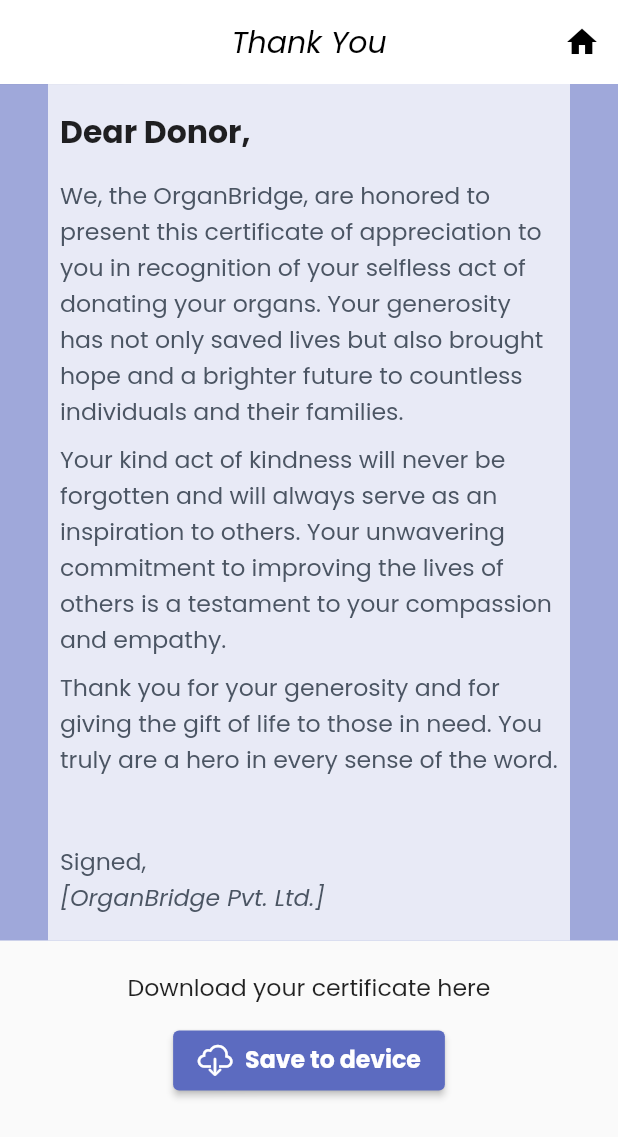
After one commit to Surajpatra700/OrganBridge, a Flutter app: the CertificatePage screen opened directly, on a phone screen of 412 x 824 dp. The commit adds this screen. Shown: the top 1137 px of the screen. Run offline on Flutter 3.47's test engine with Material 2 defaults, Android fonts, the light colour scheme and no system bars; our stand-ins replace animated_text_kit, firebase_auth, firebase_core, firebase_database, fluttertoast, google_fonts and 2 more; missing offline and left inert: razorpay_flutter; accounts and stored records are empty.

Commit message:
third commit

```diff
--- a/lib/homepage/donation.dart
+++ b/lib/homepage/donation.dart
@@ -1,6 +1,7 @@
 // ignore_for_file: prefer_const_constructors, sort_child_properties_last
 
 import 'package:flutter/material.dart';
+import 'package:organ_bridge_project/screens/donation_screen.dart';
 import 'package:velocity_x/velocity_x.dart';
 
 //import 'number_input_form.dart';
@@ -30,7 +31,7 @@
                   width: 200,
                   child: TextButton(
                       onPressed: () {
-                        //Navigator.push(context, MaterialPageRoute(builder: ((context) => DonationScreen())));
+                        Navigator.push(context, MaterialPageRoute(builder: ((context) => DonationScreen())));
                       },
                       child: Center(
                           child: Text(
--- /dev/null
+++ b/lib/screens/certificate.dart
@@ -0,0 +1,91 @@
+import 'package:flutter/cupertino.dart';
+import 'package:flutter/material.dart';
+import 'package:organ_bridge_project/homepage/home_page.dart';
+import 'package:velocity_x/velocity_x.dart';
+
+class CertificatePage extends StatelessWidget {
+  //final database = FirebaseDatabase.instance.ref("certificate");
+  CertificatePage({super.key});
+
+
+  @override
+  Widget build(BuildContext context) {
+    return Scaffold(
+      appBar: AppBar(
+        backgroundColor: Colors.white,
+        elevation: 0.1,
+        title: "Thank You".text.light.italic.black.make(),
+        actions: [
+          IconButton(
+              onPressed: () {
+                Navigator.push(context,
+                    MaterialPageRoute(builder: ((context) => HomePage())));
+              },
+              icon: Icon(
+                Icons.home,
+                color: Colors.black,
+              )),
+        ],
+        centerTitle: true,
+      ),
+      body: SingleChildScrollView(
+        child: Column(
+          children: [
+            Container(
+              color: Colors.indigo.shade200,
+              child: Container(
+                width: double.infinity,
+                color: Colors.indigo.shade50,
+                child: Column(
+                  mainAxisAlignment: MainAxisAlignment.start,
+                  crossAxisAlignment: CrossAxisAlignment.start,
+                  children: [
+                    "Dear Donor,".text.xl2.bold.make().pOnly(bottom: 16),
+                    "We, the OrganBridge, are honored to present this certificate of appreciation to you in recognition of your selfless act of donating your organs. Your generosity has not only saved lives but also brought hope and a brighter future to countless individuals and their families."
+                        .text
+                        .lg
+                        .gray600
+                        .make()
+                        .pOnly(bottom: 8),
+                    "Your kind act of kindness will never be forgotten and will always serve as an inspiration to others. Your unwavering commitment to improving the lives of others is a testament to your compassion and empathy."
+                        .text
+                        .lg
+                        .gray600
+                        .make()
+                        .pOnly(bottom: 8),
+                    "Thank you for your generosity and for giving the gift of life to those in need. You truly are a hero in every sense of the word."
+                        .text
+                        .lg
+                        .gray600
+                        .make()
+                        .pOnly(bottom: 8),
+                    "Signed,".text.lg.gray600.make().pOnly(top: 36),
+                    "[OrganBridge Pvt. Ltd.]".text.italic.lg.gray600.make(),
+                  ],
+                ).px8().py16(),
+              ).px32(),
+            ),
+            const SizedBox(
+              height: 20,
+            ),
+            "Download your certificate here".text.lg.make(),
+            const SizedBox(
+              height: 12,
+            ),
+            ElevatedButton.icon(
+                icon: const Icon(CupertinoIcons.cloud_download),
+                style: ElevatedButton.styleFrom(
+                  backgroundColor: Colors.indigo.shade400,
+                  padding: const EdgeInsets.symmetric(
+                    horizontal: 16.0,
+                    vertical: 8.0,
+                  ),
+                ),
+                onPressed: () {},
+                label: "Save to device".text.lg.bold.make())
+          ],
+        ),
+      ),
+    );
+  }
+}
--- a/lib/screens/requestor_list_page.dart
+++ b/lib/screens/requestor_list_page.dart
@@ -39,7 +39,6 @@
                 begin: Alignment.topLeft,
                 end: Alignment.bottomRight,
                 colors: [
-                  //  Color.fromARGB(255, 163, 162, 162),
                   Colors.indigo.shade200,
                   Color.fromARGB(255, 42, 22, 77),
                 ]),
```
Also changed, not shown: lib/actions/splashservices.dart (+5 -3 lines), lib/forms/certificate_generate.dart (+8 -6 lines), lib/forms/donor_formpage.dart (+39 -66 lines), lib/forms/requestor_formpage.dart (+7 -9 lines), lib/homepage/home_page_drawer.dart (+4 -3 lines), lib/screens/donation_screen.dart (added, +158 -0 lines), lib/screens/login_screen_donor.dart (+5 -4 lines), lib/screens/login_screen_reciever.dart (+5 -29 lines).
